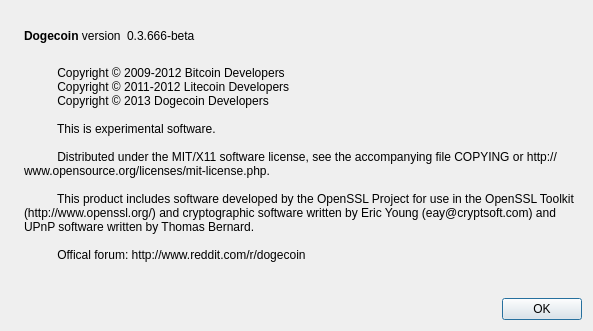
dogecoin/dogecoin, file src/qt/forms/aboutdialog.ui: the form before one commit.
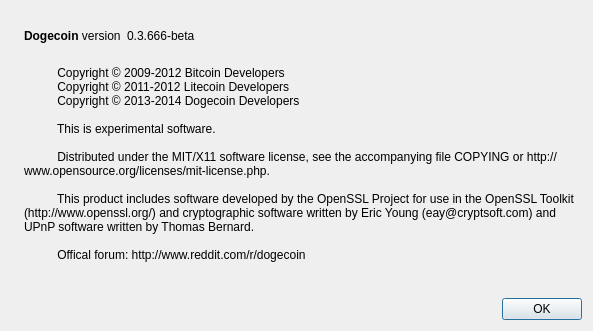
The form after the commit. Icons and pictures are not drawn.

The edit to the form file:
```diff
--- a/src/qt/forms/aboutdialog.ui
+++ b/src/qt/forms/aboutdialog.ui
@@ -97,7 +97,7 @@
         <string>
           Copyright © 2009-2012 Bitcoin Developers
           Copyright © 2011-2012 Litecoin Developers
-          Copyright © 2013 Dogecoin Developers
+          Copyright © 2013-2014 Dogecoin Developers
 
           This is experimental software.
 
```
